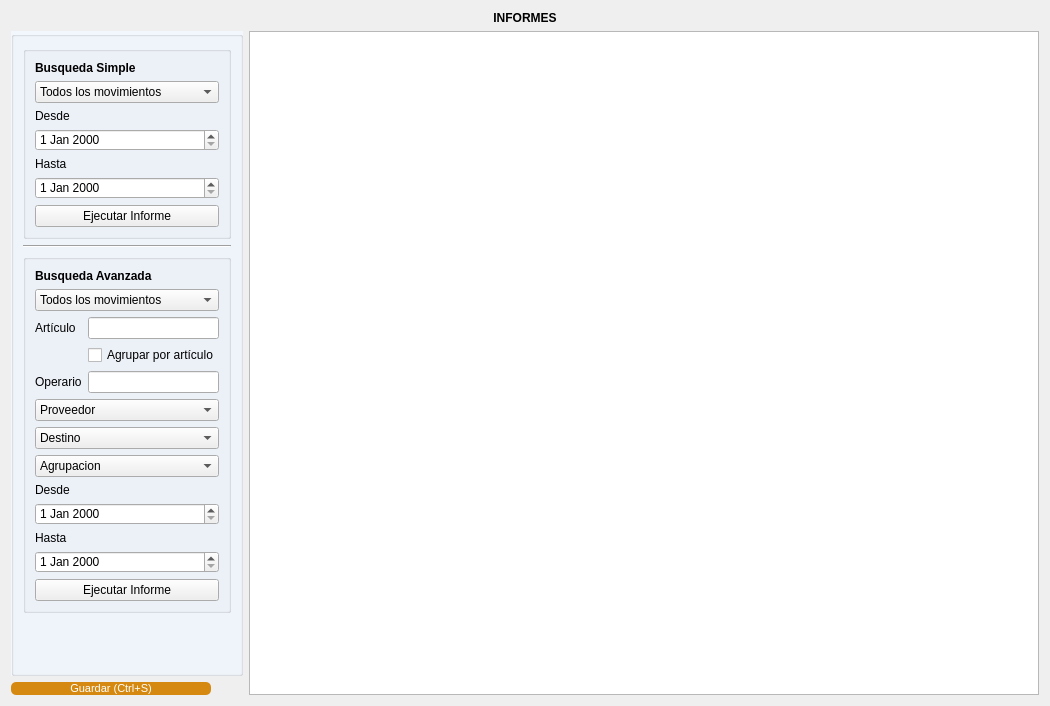
This is gui/informes/informes.ui in Lonaris/Corupel as Qt 5 draws it before an edit. The edited form follows.
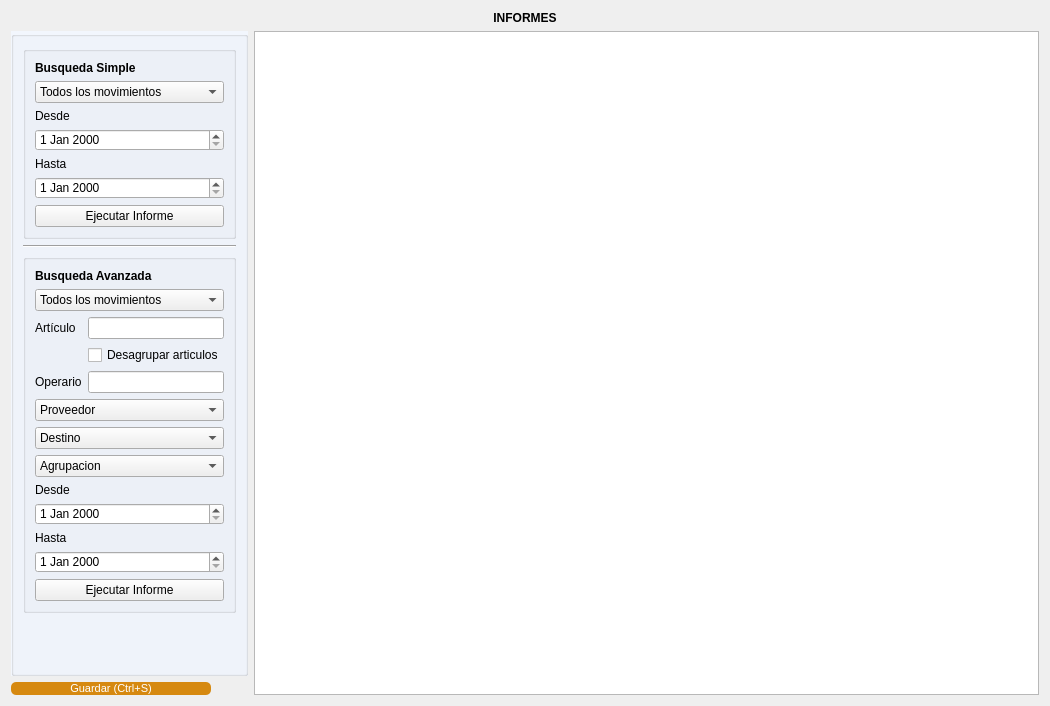
This is the edited form. Icons and pictures are not drawn.

Commit message: bugfixes para informes.

```diff
--- a/gui/informes/informes.ui
+++ b/gui/informes/informes.ui
@@ -301,7 +301,7 @@
          <item row="3" column="1">
           <widget class="QCheckBox" name="filtro_agrupar_av">
            <property name="text">
-            <string>Agrupar por artículo</string>
+            <string>Desagrupar articulos</string>
            </property>
           </widget>
          </item>
```
The commit also changes 2 other files.
